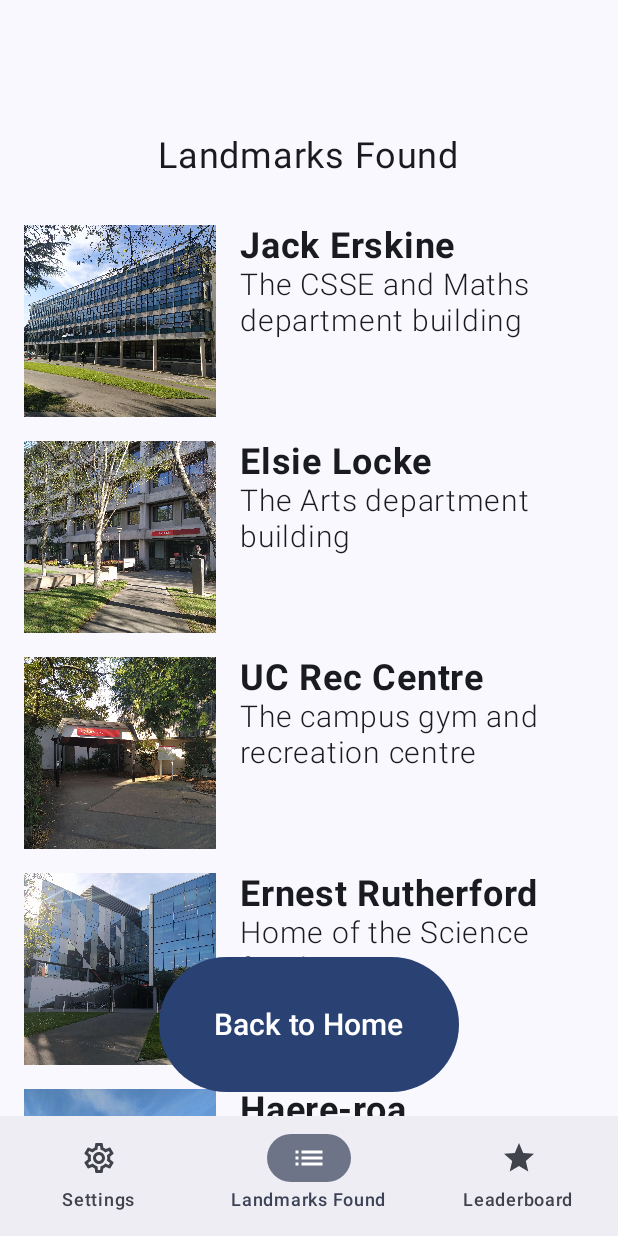
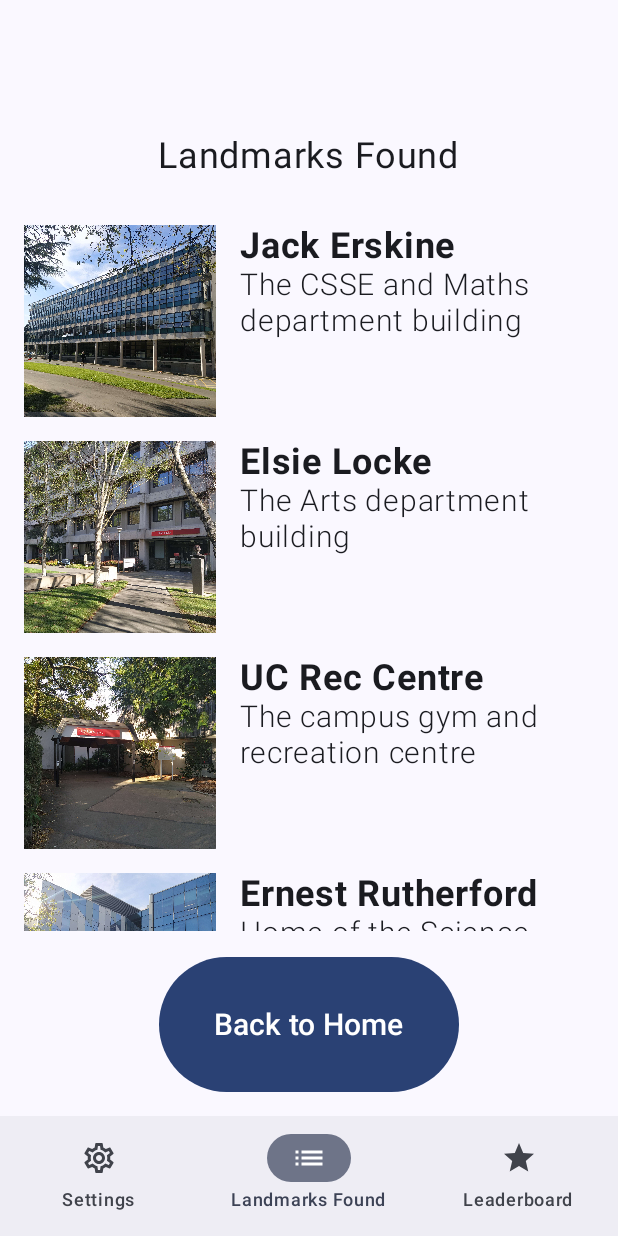
Before and after one commit to priscilla-if/UCanScan, an Android app built with Jetpack Compose: the LandmarksFoundScreen screen opened through its navigation route, on a phone screen of 412 x 824 dp. Run offline under Robolectric (Android 15) with nearby library versions, the phone set to English and light mode, and no system bars; our stand-ins replace Room's generated code.

Commit message:
Repositioned button to not overlap content.

```diff
--- a/app/src/main/java/nz/ac/uclive/dsi61/ucanscan/screens/LandmarksFound.kt
+++ b/app/src/main/java/nz/ac/uclive/dsi61/ucanscan/screens/LandmarksFound.kt
@@ -67,9 +67,8 @@ fun LandmarksFoundScreen(context: Context, navController: NavController,
             Column(
                 modifier = Modifier
                     .fillMaxSize()
-                    .padding(top = 90.dp)           // for the top app bar
-                    .padding(bottom = 16.dp)        // for padding all around the content: bottom
-                    .padding(horizontal = 16.dp),   // for padding all around the content: left & right
+                    .padding(top = 90.dp)           // provide space for the top app bar
+                    .padding(horizontal = 16.dp),   // provide padding all around the content: left & right
                 horizontalAlignment = Alignment.CenterHorizontally
             ) {
                 Text(
@@ -77,7 +76,7 @@ fun LandmarksFoundScreen(context: Context, navController: NavController,
                     fontSize = 24.sp
                 )
 
-                Spacer(
+                Spacer( // spacing between "Found Landmarks" title and the lazycolumn
                     modifier = Modifier.height(16.dp)
                 )
 
@@ -97,9 +96,16 @@ fun LandmarksFoundScreen(context: Context, navController: NavController,
 @SuppressLint("DiscouragedApi") // getIdentifier(): getting a resource ID given a string
 @Composable
 fun FoundLandmarksList(context: Context, landmarks: List<Landmark>) {
+    val PADDING_BETWEEN_ROWS = 16.dp
+    val BACK_TO_RACE_BTN_HEIGHT = 90.dp
+    val BOTTOM_NAVBAR_HEIGHT = 97.dp    // hard-coded value gotten from trial&error: would change if you change the sizes of content in the navbar
+
     // The lazycolumn is scrollable & allows the "landmarks found" title text to stick to the screen
     LazyColumn(
-        contentPadding = PaddingValues(bottom = 16.dp + 90.dp) // Reserve space for the Back button: padding + button height
+        modifier = Modifier
+            // Reserve space for the Back To Race button, in its own section below the lazycolumn,
+            // so that the button doesn't overlap the last image.
+            .padding(bottom = PADDING_BETWEEN_ROWS + BACK_TO_RACE_BTN_HEIGHT + BOTTOM_NAVBAR_HEIGHT)
     ) {
         items(landmarks) { landmark ->
             Row(
--- a/app/src/main/java/nz/ac/uclive/dsi61/ucanscan/screens/MainMenu.kt
+++ b/app/src/main/java/nz/ac/uclive/dsi61/ucanscan/screens/MainMenu.kt
@@ -99,8 +99,7 @@ fun MainMenuScreen(context: Context,
                     Spacer(modifier = Modifier.height(16.dp))
                     Button(
                         onClick = {
-                            //TODO: Navigate to correct page when exists
-                            navController.navigate(Screens.LandmarksFound.route)
+//                            navController.navigate(Screens.Leaderboard.route) //TODO
                         },
                         modifier = Modifier.size(width = 200.dp, height = 130.dp)
                     ) {
```
